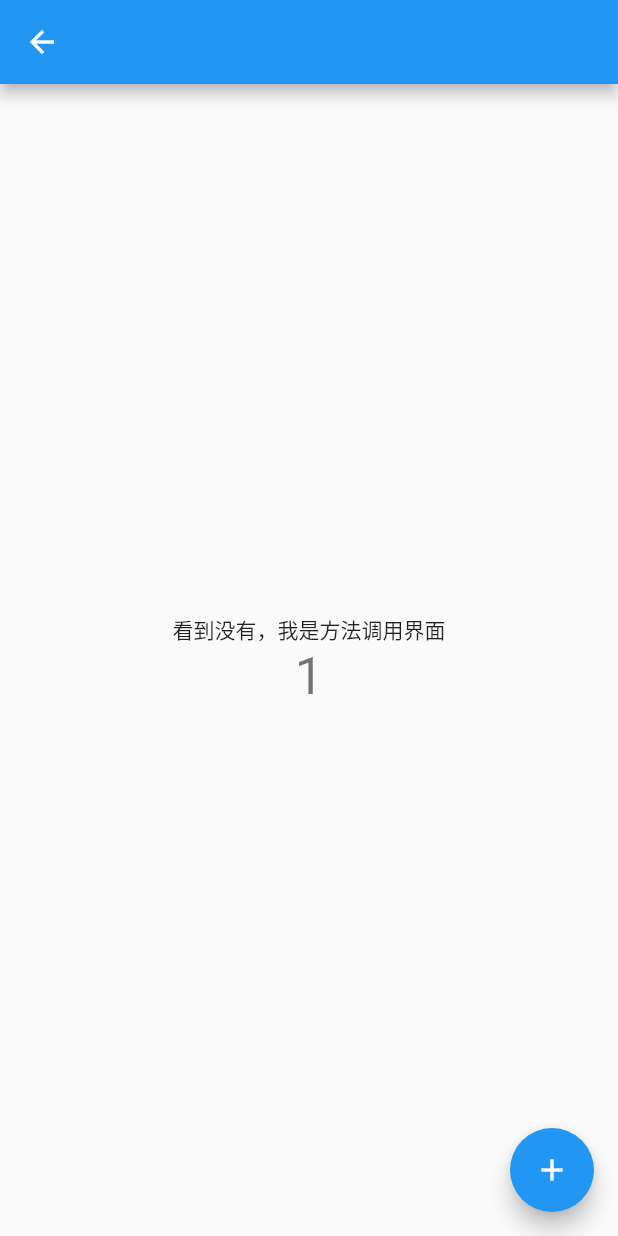
After one commit to bairdweng/BWFlutterHybrid, a Flutter app: the CallMethodsPage screen opened directly, after a tap on the "add" icon, on a phone screen of 412 x 824 dp. The commit adds this screen. Run offline on Flutter 3.47's test engine with Material 2 defaults, Android fonts, the phone set to English and light mode, and no system bars.

Commit message:
no message

```diff
--- /dev/null
+++ b/my_flutter/lib/pages/callmethods.dart
@@ -0,0 +1,73 @@
+// ignore_for_file: avoid_print
+
+import 'package:flutter/material.dart';
+import 'package:flutter/services.dart';
+import '../tools/mychannel.dart';
+
+class CallMethodsPage extends StatefulWidget {
+  const CallMethodsPage({Key? key, required this.title}) : super(key: key);
+
+  final String title;
+
+  @override
+  State<CallMethodsPage> createState() => _CallMethodsPageState();
+}
+
+class _CallMethodsPageState extends State<CallMethodsPage> {
+  int _counter = 0;
+
+  String _hello = '';
+
+  void _incrementCounter() {
+    setState(() {
+      _counter++;
+    });
+
+    MyChannel.back();
+  }
+
+  void _initChannel() async {
+    const channel = MethodChannel("flutterCallMethodChannel");
+    Future<dynamic> invokedMethods(MethodCall methodCall) async {
+      print("method=====${methodCall.method}");
+      setState(() {
+        _hello = methodCall.method;
+      });
+    }
+
+    channel.setMethodCallHandler(invokedMethods);
+  }
+
+  @override
+  Widget build(BuildContext context) {
+    _initChannel();
+    return Scaffold(
+      appBar: AppBar(
+        // Here we take the value from the CallMethodsPage object that was created by
+        // the App.build method, and use it to set our appbar title.
+        title: Text(_hello),
+      ),
+      body: Center(
+        // Center is a layout widget. It takes a single child and positions it
+        // in the middle of the parent.
+        child: Column(
+          mainAxisAlignment: MainAxisAlignment.center,
+          children: <Widget>[
+            const Text(
+              '看到没有，我是方法调用界面',
+            ),
+            Text(
+              '$_counter',
+              style: Theme.of(context).textTheme.headline4,
+            ),
+          ],
+        ),
+      ),
+      floatingActionButton: FloatingActionButton(
+        onPressed: _incrementCounter,
+        tooltip: 'Increment',
+        child: const Icon(Icons.add),
+      ), // This trailing comma makes auto-formatting nicer for build methods.
+    );
+  }
+}
--- a/my_flutter/lib/pages/home.dart
+++ b/my_flutter/lib/pages/home.dart
@@ -33,6 +33,7 @@ class _HomePageState extends State<HomePage> {
     });
     // 调用back方法
     // MyChannel.baseVcChannel.invokeListMethod("back");
+    MyChannel.back();
   }
 
   @override
--- a/my_flutter/lib/tools/mychannel.dart
+++ b/my_flutter/lib/tools/mychannel.dart
@@ -1,12 +1,9 @@
 import 'package:flutter/services.dart';
 
-class BaseVcChannel {
+class MyChannel {
+  const MyChannel();
   static const baseVcChannel = MethodChannel('BaseControllerChannel');
-  back() {
+  static back() {
     baseVcChannel.invokeListMethod("back");
   }
 }
-
-class MyChannel {
-  //  const baseChannel = BaseVcChannel();
-}
```
Also changed, not shown: my_flutter/lib/main.dart (+5 -113 lines), my_flutter/pubspec.lock, 8 other files.
